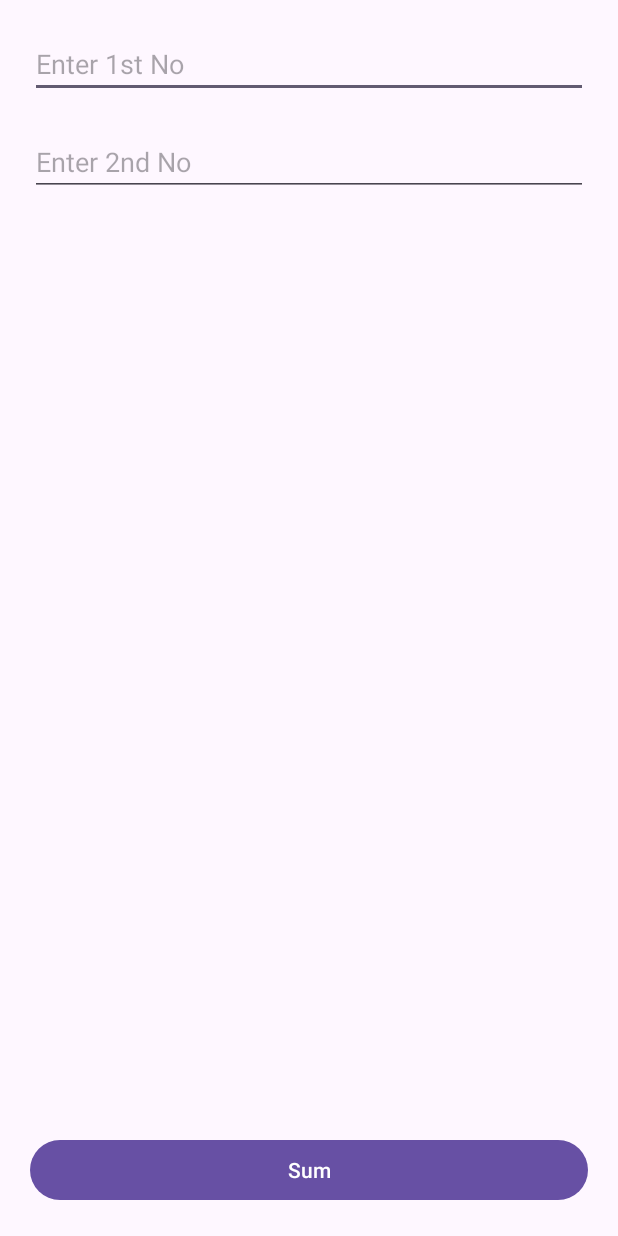
After one commit to deepakcse31/JulyAndroid, an Android app: the OperationActivity screen opened directly, with no data from a screen before it, on a phone screen of 412 x 824 dp. The commit adds this screen. Run offline under Robolectric (Android 15) with nearby library versions, the phone set to English and light mode, and no system bars.

Commit message:
Operation/Lifecycle/Session Managment

```diff
--- /dev/null
+++ b/app/src/main/java/com/example/julyandroid/OperationActivity.java
@@ -0,0 +1,54 @@
+package com.example.julyandroid;
+
+import android.annotation.SuppressLint;
+import android.os.Bundle;
+import android.view.View;
+import android.widget.Button;
+import android.widget.EditText;
+import android.widget.TextView;
+
+import androidx.activity.EdgeToEdge;
+import androidx.appcompat.app.AppCompatActivity;
+import androidx.core.graphics.Insets;
+import androidx.core.view.ViewCompat;
+import androidx.core.view.WindowInsetsCompat;
+
+public class OperationActivity extends AppCompatActivity {
+    EditText edfirstNo,edtsecondNo;
+    Button btnsum;
+    TextView textView;
+    @SuppressLint("MissingInflatedId")
+    @Override
+    protected void onCreate(Bundle savedInstanceState) {
+        super.onCreate(savedInstanceState);
+        EdgeToEdge.enable(this);
+        setContentView(R.layout.activity_operation);
+        edfirstNo=findViewById(R.id.edt1);
+        edtsecondNo=findViewById(R.id.edt2);
+        btnsum=findViewById(R.id.btnsum);
+        textView=findViewById(R.id.tvresult);
+
+        btnsum.setOnClickListener(new View.OnClickListener() {
+            @Override
+            public void onClick(View view) {
+                String input1=edfirstNo.getText().toString();
+                String input2=edtsecondNo.getText().toString();
+
+                int num1=Integer.parseInt(input1);
+                int num2=Integer.parseInt(input2);
+
+                int sum=num1+num2;
+
+                String result=String.valueOf(sum);
+
+                textView.setText(result);
+            }
+        });
+
+        ViewCompat.setOnApplyWindowInsetsListener(findViewById(R.id.main), (v, insets) -> {
+            Insets systemBars = insets.getInsets(WindowInsetsCompat.Type.systemBars());
+            v.setPadding(systemBars.left, systemBars.top, systemBars.right, systemBars.bottom);
+            return insets;
+        });
+    }
+}
--- /dev/null
+++ b/app/src/main/res/layout/activity_operation.xml
@@ -0,0 +1,54 @@
+<?xml version="1.0" encoding="utf-8"?>
+<androidx.constraintlayout.widget.ConstraintLayout xmlns:android="http://schemas.android.com/apk/res/android"
+    xmlns:app="http://schemas.android.com/apk/res-auto"
+    xmlns:tools="http://schemas.android.com/tools"
+    android:id="@+id/main"
+    android:layout_width="match_parent"
+    android:layout_height="match_parent"
+    tools:context=".OperationActivity">
+
+    <EditText
+        android:layout_width="match_parent"
+        android:layout_height="wrap_content"
+        android:layout_marginHorizontal="20dp"
+        app:layout_constraintTop_toTopOf="parent"
+        app:layout_constraintStart_toStartOf="parent"
+        app:layout_constraintEnd_toEndOf="parent"
+        android:layout_marginTop="20dp"
+        android:hint="Enter 1st No"
+        android:id="@+id/edt1"
+        />
+    <EditText
+        android:layout_width="match_parent"
+        android:layout_height="wrap_content"
+        app:layout_constraintTop_toBottomOf="@+id/edt1"
+        app:layout_constraintStart_toStartOf="parent"
+        app:layout_constraintEnd_toEndOf="parent"
+        android:layout_marginTop="20dp"
+        android:hint="Enter 2nd No"
+        android:layout_marginHorizontal="20dp"
+        android:id="@+id/edt2"
+        />
+
+    <TextView
+        android:layout_width="wrap_content"
+        android:layout_height="wrap_content"
+        app:layout_constraintTop_toTopOf="parent"
+        app:layout_constraintStart_toStartOf="parent"
+        app:layout_constraintEnd_toEndOf="parent"
+        app:layout_constraintBottom_toBottomOf="parent"
+        android:textSize="20dp"
+        android:id="@+id/tvresult"
+        />
+    <Button
+        android:layout_width="match_parent"
+        android:layout_height="wrap_content"
+        app:layout_constraintBottom_toBottomOf="parent"
+        app:layout_constraintStart_toStartOf="parent"
+        app:layout_constraintEnd_toEndOf="parent"
+        android:layout_marginHorizontal="20dp"
+        android:layout_marginBottom="20dp"
+        android:id="@+id/btnsum"
+        android:text="Sum"
+        />
+</androidx.constraintlayout.widget.ConstraintLayout>
```
Also changed, not shown: app/src/main/AndroidManifest.xml (+20 -1 lines), app/src/main/java/com/example/julyandroid/DatePickerActivity.java (added, +60 -0 lines), app/src/main/java/com/example/julyandroid/HomeActivity.java (added, +24 -0 lines), app/src/main/java/com/example/julyandroid/LifeCycleActivity.java (added, +55 -0 lines), app/src/main/java/com/example/julyandroid/LoginActivity.java (+9 -0 lines), app/src/main/java/com/example/julyandroid/SplashActivity.java (added, +44 -0 lines), app/src/main/java/com/example/julyandroid/TimePickerActivity.java (added, +24 -0 lines), app/src/main/res/layout/activity_date_picker.xml (added, +34 -0 lines), app/src/main/res/layout/activity_home.xml (added, +21 -0 lines), app/src/main/res/layout/activity_life_cycle.xml (added, +21 -0 lines), app/src/main/res/layout/activity_splash.xml (added, +31 -0 lines), app/src/main/res/layout/activity_time_picker.xml (added, +10 -0 lines).
